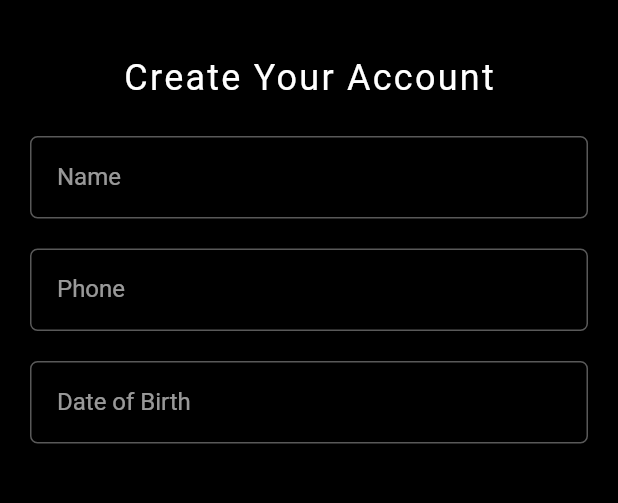
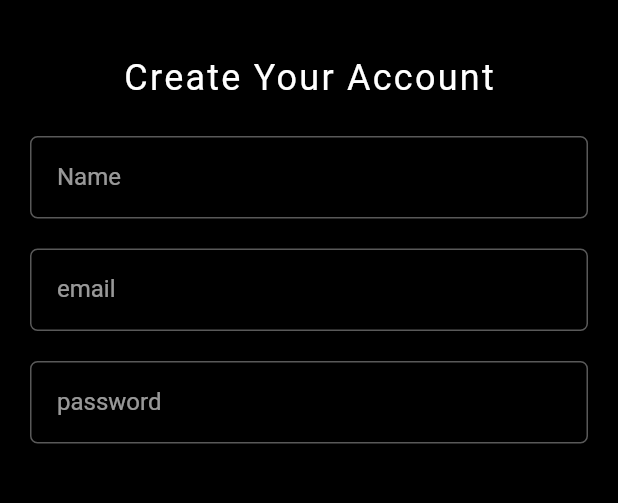
Before and after one commit to 4ritam/twitter_clone, a Flutter app: the SignUpView screen opened directly, on a phone screen of 412 x 824 dp, the part 65-568 px from its top. Run offline on Flutter 3.47's test engine with Material 2 defaults, Android fonts, the phone set to English and light mode, and no system bars; our stand-ins replace appwrite, flutter_riverpod, flutter_svg, fpdart, go_router; Roboto replaces fonts that are missing (Anuphan-SemiBold); project files that could hold a hidden picture were left out.

Commit message:
Basic Signup Done

```diff
--- /dev/null
+++ b/lib/apis/apis.dart
@@ -0,0 +1 @@
+export "auth_api.dart";
--- a/lib/common/common.dart
+++ b/lib/common/common.dart
@@ -1 +1,2 @@
 export './rounded_button.dart';
+export 'loading.dart';
--- a/lib/constants/appwrite_constants.dart
+++ b/lib/constants/appwrite_constants.dart
@@ -1,6 +1,5 @@
 class AppwriteConstants {
   static const String databaseID = "64442c292e543ff28994";
-  static const String projectID = "64441b56f28909913e8d";
-  static const String endPoint = "http://localhost:80/v1/";
-
+  static const String projectID = "64553df149516cc261d5";
+  static const String endPoint = "https://cloud.appwrite.io/v1";
 }
--- /dev/null
+++ b/lib/core/core.dart
@@ -0,0 +1,4 @@
+export 'provider.dart';
+export 'utils.dart';
+export 'failure.dart';
+export 'typedefs.dart';
--- a/lib/core/typedefs.dart
+++ b/lib/core/typedefs.dart
@@ -1,5 +1,5 @@
 import 'package:fpdart/fpdart.dart';
-import 'Failure.dart';
+import 'failure.dart';
 
 typedef FutureEither<T> = Future<Either<Failure, T>>;
 typedef FutureEitherVoid = FutureEither<void>;
--- /dev/null
+++ b/lib/features/auth/controller/auth_controller.dart
@@ -0,0 +1,28 @@
+import 'package:flutter/widgets.dart';
+import 'package:flutter_riverpod/flutter_riverpod.dart';
+import 'package:twitter/apis/auth_api.dart';
+import 'package:twitter/core/core.dart';
+
+final authControllerProvider =
+    StateNotifierProvider<AuthController, bool>((ref) {
+  return AuthController(
+    authAPI: ref.watch(authAPIProvider),
+  );
+});
+
+class AuthController extends StateNotifier<bool> {
+  final AuthAPI _authAPI;
+  AuthController({required AuthAPI authAPI})
+      : _authAPI = authAPI,
+        super(false);
+  void signup({
+    required String email,
+    required String password,
+    required BuildContext context,
+  }) async {
+    state = true;
+    final res = await _authAPI.signup(email: email, password: password);
+    state = false;
+    res.fold((l) => showSnackBar(context, l.message), (r) => print(r.name));
+  }
+}
--- a/lib/features/auth/controller/controller.dart
+++ b/lib/features/auth/controller/controller.dart
@@ -0,0 +1 @@
+export 'auth_controller.dart';
--- a/lib/features/auth/view/signup_view.dart
+++ b/lib/features/auth/view/signup_view.dart
@@ -1,25 +1,46 @@
 import 'package:flutter/material.dart';
+import 'package:flutter_riverpod/flutter_riverpod.dart';
 import 'package:twitter/common/common.dart';
 import 'package:twitter/constants/constants.dart';
+import 'package:twitter/features/auth/controller/controller.dart';
 import 'package:twitter/features/auth/widgets/widgets.dart';
 import 'package:twitter/themes/palette.dart';
 
-class SignUpView extends StatefulWidget {
+class SignUpView extends ConsumerStatefulWidget {
   static route() => MaterialPageRoute(builder: (context) => const SignUpView());
   const SignUpView({super.key});
 
   @override
-  State<SignUpView> createState() => _SignUpViewState();
+  ConsumerState<SignUpView> createState() => _SignUpViewState();
 }
 
-class _SignUpViewState extends State<SignUpView> {
+class _SignUpViewState extends ConsumerState<SignUpView> {
   bool email = false;
-  final TextEditingController userTextController = TextEditingController();
   final TextEditingController nameTextController = TextEditingController();
-  final TextEditingController dateOfBirthTextController =
-      TextEditingController();
+  final TextEditingController emailTextController = TextEditingController();
+  final TextEditingController dateOfBirthController = TextEditingController();
+  final TextEditingController passwordController = TextEditingController();
+
+  void onSignup() {
+    ref.read(authControllerProvider.notifier).signup(
+          email: emailTextController.text,
+          password: passwordController.text,
+          context: context,
+        );
+  }
+
+  @override
+  void dispose() {
+    super.dispose();
+    emailTextController.dispose();
+    nameTextController.dispose();
+    dateOfBirthController.dispose();
+    passwordController.dispose();
+  }
+
   @override
   Widget build(BuildContext context) {
+    final isLoading = ref.watch(authControllerProvider);
     return Scaffold(
       appBar: UIConstants.appBar(
         IconButton(
@@ -34,7 +55,9 @@ class _SignUpViewState extends State<SignUpView> {
           ),
         ),
       ),
-      body: SingleChildScrollView(
+      body: isLoading
+          ? Loader()
+          : SingleChildScrollView(
               child: Padding(
               padding: const EdgeInsets.all(20),
               child: Column(
@@ -50,13 +73,14 @@ class _SignUpViewState extends State<SignUpView> {
                   ),
                   AuthField(
                     textInputType: TextInputType.phone,
-              controller: userTextController,
-              hintText: "Phone",
+                    controller: emailTextController,
+                    hintText: "email",
                   ),
                   AuthField(
-              textInputType: TextInputType.datetime,
-              controller: userTextController,
-              hintText: "Date of Birth",
+                    textInputType: TextInputType.text,
+                    obscure: true,
+                    controller: passwordController,
+                    hintText: "password",
                   ),
                 ],
               ),
@@ -84,7 +108,7 @@ class _SignUpViewState extends State<SignUpView> {
                 ),
               ),
               RoundedButton(
-                callback: () {},
+                callback: onSignup,
                 borderRadius: const BorderRadius.all(Radius.circular(30)),
                 padding:
                     const EdgeInsets.symmetric(horizontal: 14, vertical: 7),
--- a/lib/main.dart
+++ b/lib/main.dart
@@ -1,10 +1,11 @@
 import 'package:flutter/material.dart';
+import 'package:flutter_riverpod/flutter_riverpod.dart';
 import 'package:twitter/themes/app_theme.dart';
 
 import 'features/features.dart';
 
 void main() {
-  runApp(const MyApp());
+  runApp(ProviderScope(child: const MyApp()));
 }
 
 class MyApp extends StatelessWidget {
```
Also changed, not shown: lib/apis/auth_api.dart (+43 -2 lines), lib/common/loading.dart (added, +23 -0 lines), lib/core/provider.dart (added, +16 -0 lines), lib/core/utils.dart (added, +9 -0 lines). Lines whose indentation alone changed are shown as unchanged.
